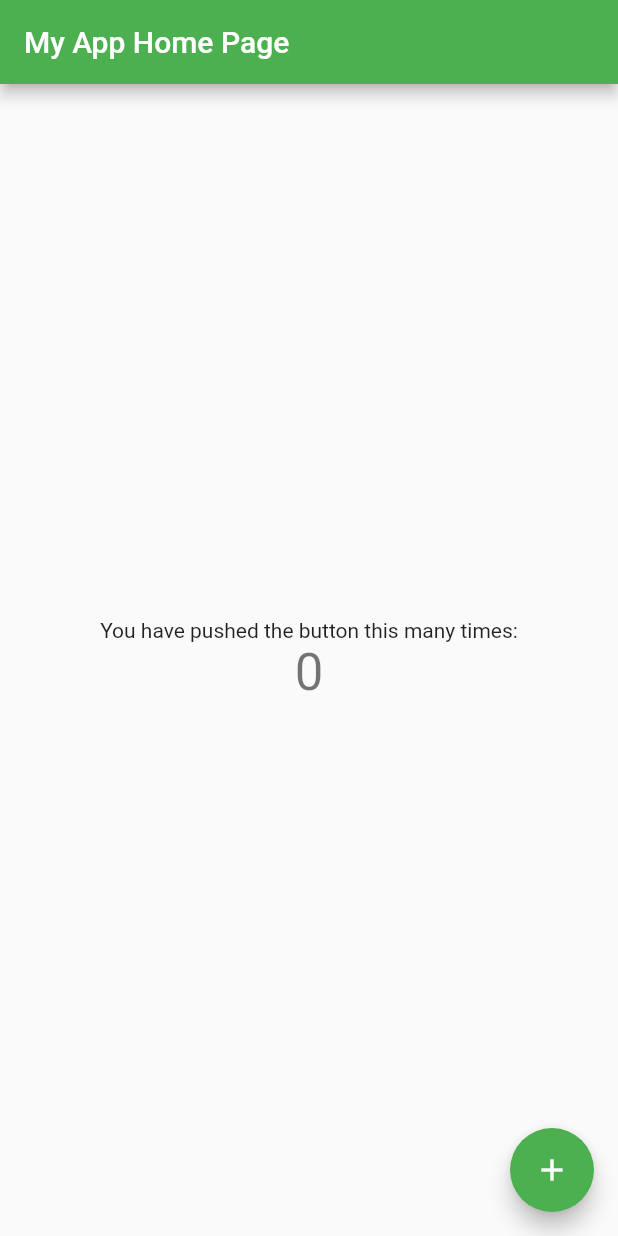
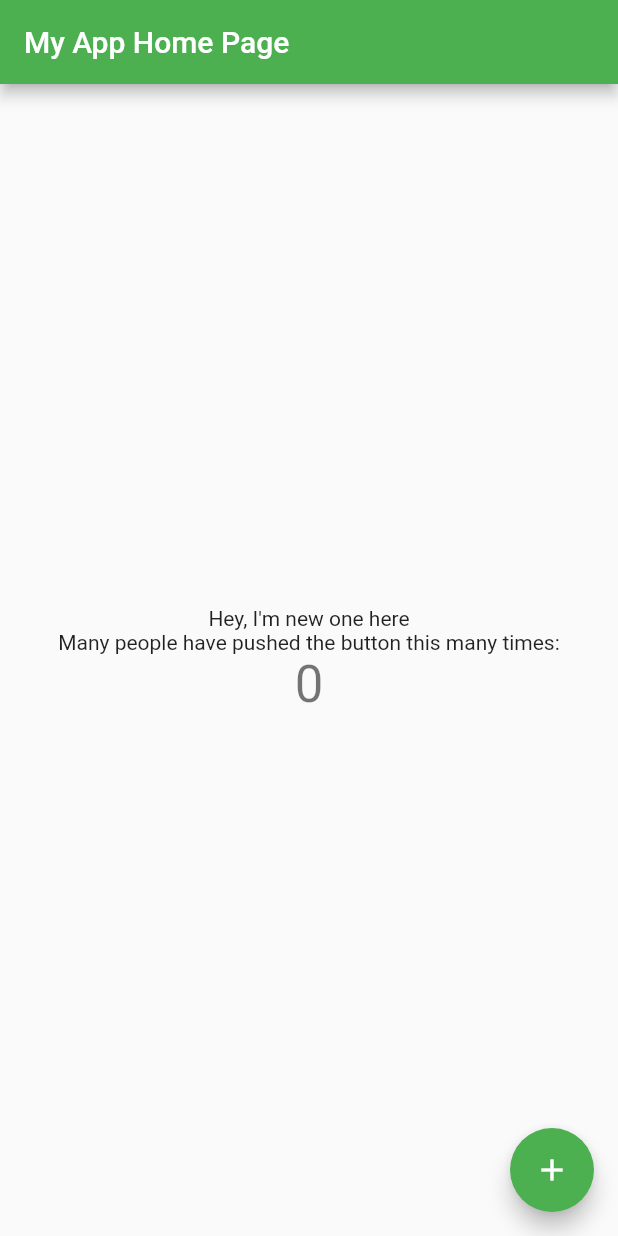
Before and after one commit to milochen0418/hello-flutter, a Flutter app: the screen it shows after launch, on a phone screen of 412 x 824 dp. Run offline on Flutter 3.47's test engine with Material 2 defaults, Android fonts, the phone set to English and light mode, and no system bars.

Commit message:
Add one line for text

```diff
--- a/my_app/lib/main.dart
+++ b/my_app/lib/main.dart
@@ -94,7 +94,10 @@ class _MyHomePageState extends State<MyHomePage> {
           mainAxisAlignment: MainAxisAlignment.center,
           children: <Widget>[
             Text(
-              'You have pushed the button this many times:',
+              "Hey, I'm new one here",
+            ),
+            Text(
+              'Many people have pushed the button this many times:',
             ),
             Text(
               '$_counter',
```
